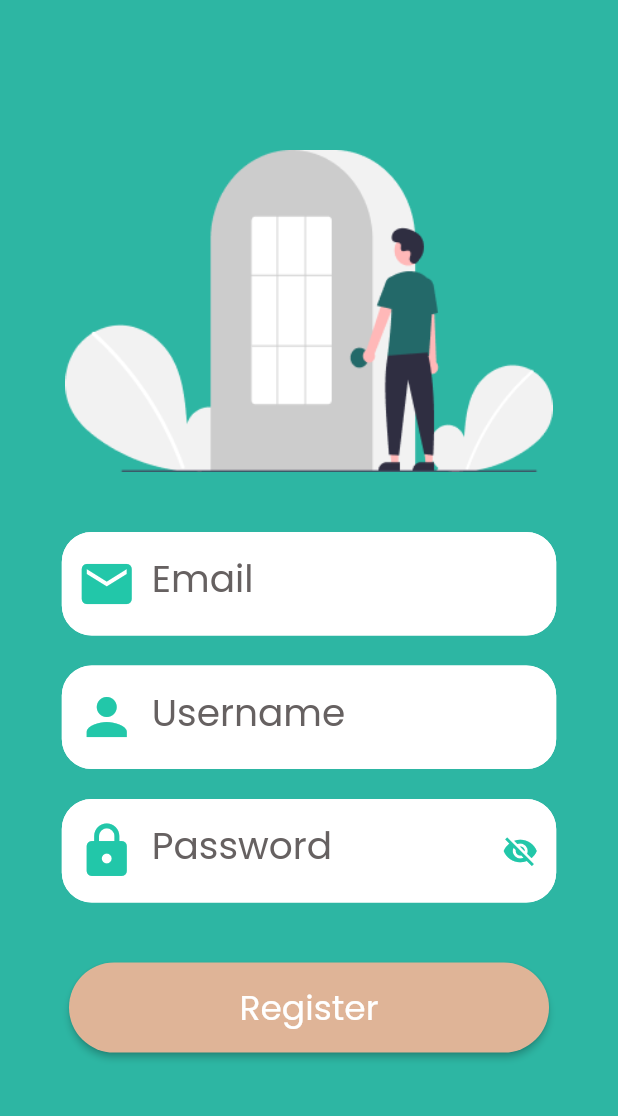
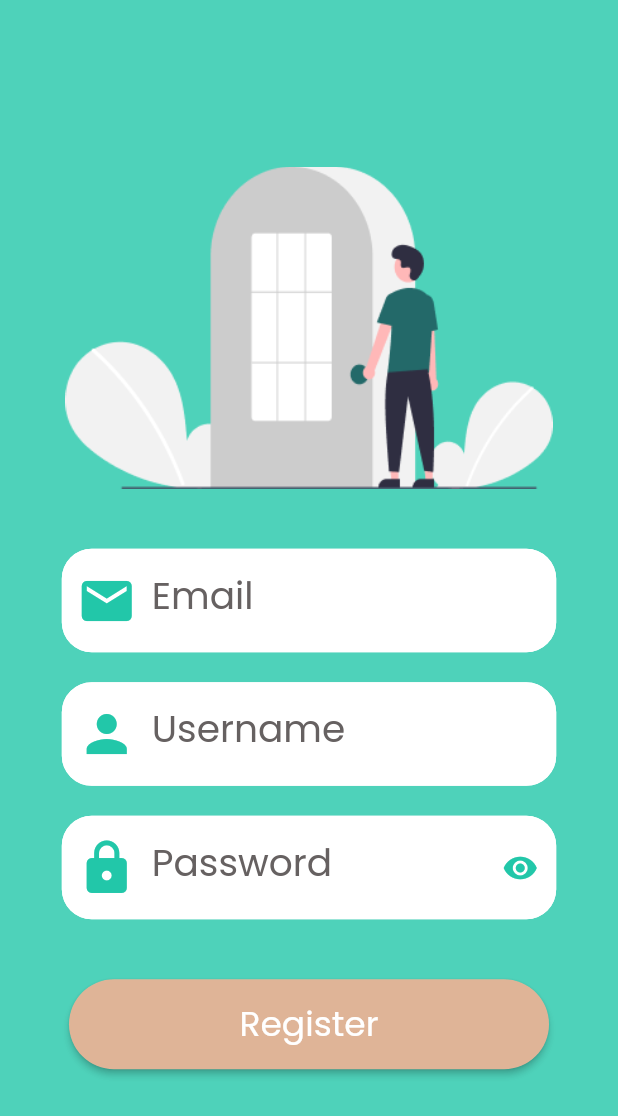
Before and after one commit to ctampan/flutter-playground, a Flutter app: the SignUpScreen screen opened by its route, on a phone screen of 412 x 824 dp. Shown: the top 1116 px of the screen. Run offline on Flutter 3.47's test engine with Material 2 defaults, Android fonts, the phone set to English and light mode, and no system bars; our stand-ins replace google_fonts, validators.

Commit message:
Add login page, adjust text field component

```diff
--- a/foodienator/lib/views/main.dart
+++ b/foodienator/lib/views/main.dart
@@ -1,4 +1,5 @@
 import 'package:flutter/material.dart';
+import 'package:foodienator/views/screens/login.dart';
 import 'package:foodienator/views/screens/registration_complete.dart';
 import 'package:foodienator/views/screens/sign_up.dart';
 import 'package:foodienator/views/screens/start_screen.dart';
@@ -29,6 +30,7 @@ class MyApp extends StatelessWidget {
         '/signUp': (context) => const SignUpScreen(),
         '/registrationComplete': (context) =>
             const RegistrationCompleteScreen(),
+        '/login': (context) => const LoginScreen(),
       },
     );
   }
--- a/foodienator/lib/views/screens/registration_complete.dart
+++ b/foodienator/lib/views/screens/registration_complete.dart
@@ -14,7 +14,7 @@ class RegistrationCompleteScreen extends StatelessWidget {
             mainAxisAlignment: MainAxisAlignment.center,
             children: [
               Image.asset(
-                'assets/images/registration_complete.png',
+                'assets/images/registration_complete_illustration.png',
                 width: 275,
               ),
               const SizedBox(
--- a/foodienator/lib/views/screens/sign_up.dart
+++ b/foodienator/lib/views/screens/sign_up.dart
@@ -9,17 +9,14 @@ class SignUpScreen extends StatelessWidget {
   @override
   Widget build(BuildContext context) {
     return Scaffold(
-      backgroundColor: const Color(0xFF2DB6A3),
-      body: SingleChildScrollView(
-        child: Center(
+      backgroundColor: Theme.of(context).primaryColorDark,
+      body: Center(
+        child: SingleChildScrollView(
           child: Column(
             mainAxisAlignment: MainAxisAlignment.center,
             children: [
-              const SizedBox(
-                height: 100,
-              ),
               Image.asset(
-                'assets/images/login_illustration.png',
+                'assets/images/register_illustration.png',
                 width: 325,
               ),
               const SizedBox(
--- a/foodienator/lib/views/screens/start_screen.dart
+++ b/foodienator/lib/views/screens/start_screen.dart
@@ -50,7 +50,9 @@ class StartScreen extends StatelessWidget {
                       height: 60,
                       width: 150,
                       child: ElevatedButton(
-                        onPressed: () {},
+                        onPressed: () {
+                          Navigator.pushNamed(context, '/login');
+                        },
                         child: const Text(
                           'Sign In',
                           style: TextStyle(
--- a/foodienator/lib/views/widgets/button_one.dart
+++ b/foodienator/lib/views/widgets/button_one.dart
@@ -1,8 +1,7 @@
-import 'package:flutter/cupertino.dart';
 import 'package:flutter/material.dart';
 
 class ButtonOne extends StatelessWidget {
-  const ButtonOne({Key? key, required this.text, required void Function()? this.onButtonPressed}) : super(key: key);
+  const ButtonOne({Key? key, required this.text, required this.onButtonPressed}) : super(key: key);
 
   final String text;
   final Function()? onButtonPressed;
--- a/foodienator/lib/views/widgets/iconic_text_field.dart
+++ b/foodienator/lib/views/widgets/iconic_text_field.dart
@@ -4,16 +4,22 @@ import 'package:validators/validators.dart';
 enum FieldType { text, email, password }
 
 class IconicTextField extends StatefulWidget {
-  const IconicTextField(
-      {Key? key,
-      required this.labelText,
-      required this.prefixIcon,
-      required this.type})
-      : super(key: key);
+  const IconicTextField({
+    Key? key,
+    required this.labelText,
+    required this.prefixIcon,
+    required this.type,
+    this.width = 0.8,
+    this.textScaling = 1,
+    this.iconScaling = 1,
+  }) : super(key: key);
 
   final String labelText;
   final IconData prefixIcon;
   final FieldType type;
+  final double width;
+  final double textScaling;
+  final double iconScaling;
 
   @override
   State<StatefulWidget> createState() => _IconicTextFieldState();
@@ -35,7 +41,7 @@ class _IconicTextFieldState extends State<IconicTextField> {
   @override
   Widget build(BuildContext context) {
     return SizedBox(
-        width: MediaQuery.of(context).size.width * 0.8,
+        width: MediaQuery.of(context).size.width * widget.width,
         child: Focus(
             onFocusChange: (hasFocus) {
               if (hasFocus) {
@@ -62,13 +68,13 @@ class _IconicTextFieldState extends State<IconicTextField> {
                           padding: const EdgeInsets.symmetric(horizontal: 10),
                           child: Icon(
                             widget.prefixIcon,
-                            size: 40,
+                            size: 40 * widget.iconScaling,
                             color: Theme.of(context).primaryColor,
                           )),
                       suffixIcon: widget.type == FieldType.password
                           ? IconButton(
                               icon: Icon(
-                                  _passwordVisible
+                                  !_passwordVisible
                                       ? Icons.visibility
                                       : Icons.visibility_off,
                                   color: Theme.of(context).primaryColor),
@@ -80,18 +86,18 @@ class _IconicTextFieldState extends State<IconicTextField> {
                             )
                           : null,
                       labelText: _labelText,
-                      labelStyle: const TextStyle(
+                      labelStyle: TextStyle(
                           fontFamily: 'Poppins',
-                          fontSize: 25,
+                          fontSize: 25 * widget.textScaling,
                           fontWeight: FontWeight.w400,
-                          color: Color(0xFF666161)),
+                          color: const Color(0xFF666161)),
                       floatingLabelBehavior: FloatingLabelBehavior.never,
                       filled: true,
                       fillColor: Colors.white,
                       enabledBorder: const OutlineInputBorder(
                           borderRadius: BorderRadius.all(Radius.circular(20.0)),
                           borderSide: BorderSide(color: Colors.white))),
-                  style: const TextStyle(fontSize: 25),
+                  style: TextStyle(fontSize: 25 * widget.textScaling),
                 ))));
   }
 }
--- a/foodienator/pubspec.yaml
+++ b/foodienator/pubspec.yaml
@@ -104,6 +104,8 @@ flutter:
           weight: 700
         - asset: assets/fonts/Poppins/Poppins-SemiBold.ttf
           weight: 600
+        - asset: assets/fonts/Poppins/Poppins-Medium.ttf
+          weight: 500
         - asset: assets/fonts/Poppins/Poppins-Regular.ttf
           weight: 400
         - asset: assets/fonts/Poppins/Poppins-Light.ttf
```
Also changed, not shown: foodienator/lib/views/screens/login.dart (added, +105 -0 lines), foodienator/assets/fonts/Poppins/Poppins-Medium.ttf (added), foodienator/assets/images/login_illustration.png, foodienator/assets/images/register_illustration.png (added), foodienator/assets/images/registration_complete_illustration.png (renamed from foodienator/assets/images/registration_complete.png).
